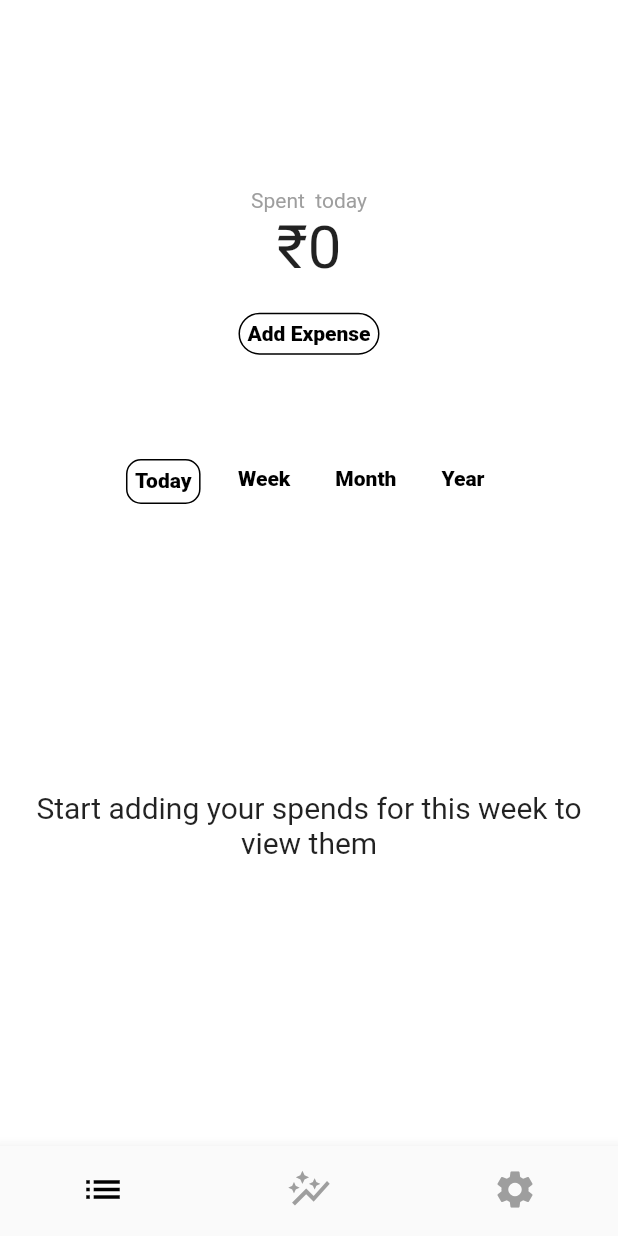
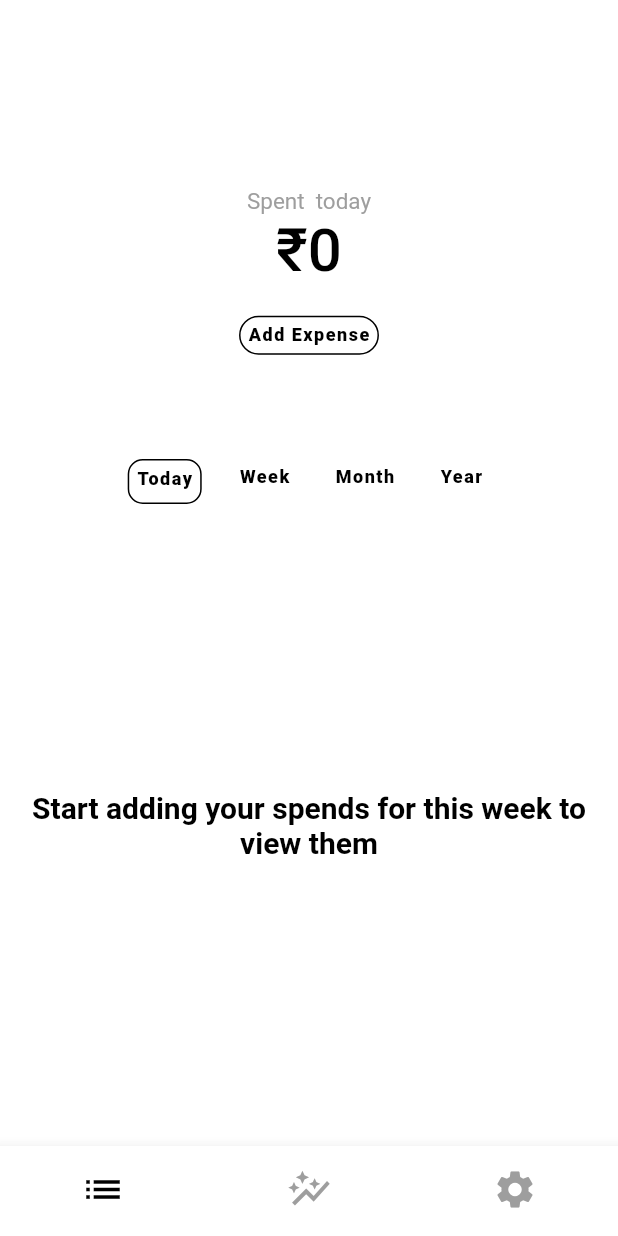
Before and after one commit to Tak1za/Moneyyy, a Flutter app: the screen it shows after launch, on a phone screen of 412 x 824 dp. Run offline on Flutter 3.47's test engine with Material 2 defaults, Android fonts, the phone set to English and light mode, and no system bars; our stand-ins replace cloud_firestore, currency_text_input_formatter, firebase_core, grouped_list, page_transition, syncfusion_flutter_charts and 1 more; accounts and stored records are empty.

Commit message:
added light and dark theme

```diff
--- a/lib/main.dart
+++ b/lib/main.dart
@@ -40,14 +40,106 @@ class _MyAppState extends State<MyApp> {
     return MaterialApp(
       title: 'Flutter Demo',
       theme: ThemeData(
-        primarySwatch: Colors.blue,
+        textTheme: const TextTheme(
+          titleLarge: TextStyle(
+            color: Colors.black,
+            fontSize: 20,
+            fontWeight: FontWeight.bold,
+          ),
+          titleMedium: TextStyle(
+            color: Colors.black,
+            fontSize: 15,
+          ),
+          titleSmall: TextStyle(
+            color: Colors.grey,
+            fontSize: 10,
+            overflow: TextOverflow.ellipsis,
+          ),
+          labelSmall: TextStyle(
+            color: Colors.black,
+            fontWeight: FontWeight.w800,
+          ),
+          displayLarge: TextStyle(
+            color: Colors.black,
+            fontSize: 40,
+            fontWeight: FontWeight.w500,
+          ),
+        ),
+        backgroundColor: Colors.white,
+        appBarTheme: const AppBarTheme(
+          backgroundColor: Colors.white,
+        ),
+        bottomNavigationBarTheme: const BottomNavigationBarThemeData(
+          selectedIconTheme: IconThemeData(
+            color: Colors.black,
+          ),
+          unselectedIconTheme: IconThemeData(
+            color: Colors.grey,
+          ),
+          backgroundColor: Colors.white,
+        ),
+        iconTheme: const IconThemeData(
+          color: Colors.black,
+          size: 17,
+        ),
+        primaryColor: Colors.black,
+        scaffoldBackgroundColor: Colors.white,
+        brightness: Brightness.light,
       ),
+      darkTheme: ThemeData(
+        textTheme: const TextTheme(
+          titleLarge: TextStyle(
+            color: Colors.white,
+            fontSize: 20,
+            fontWeight: FontWeight.bold,
+          ),
+          titleMedium: TextStyle(
+            color: Colors.white,
+            fontSize: 15,
+          ),
+          titleSmall: TextStyle(
+            color: Colors.grey,
+            fontSize: 10,
+            overflow: TextOverflow.ellipsis,
+          ),
+          labelSmall: TextStyle(
+            color: Colors.white,
+            fontWeight: FontWeight.w800,
+          ),
+          displayLarge: TextStyle(
+            color: Colors.white,
+            fontSize: 40,
+            fontWeight: FontWeight.w500,
+          ),
+        ),
+        backgroundColor: Colors.black,
+        appBarTheme: const AppBarTheme(
+          backgroundColor: Colors.black,
+        ),
+        bottomNavigationBarTheme: const BottomNavigationBarThemeData(
+          selectedIconTheme: IconThemeData(
+            color: Colors.white,
+          ),
+          unselectedIconTheme: IconThemeData(
+            color: Colors.grey,
+          ),
+          backgroundColor: Colors.black,
+        ),
+        iconTheme: const IconThemeData(
+          color: Colors.white,
+          size: 17,
+        ),
+        primaryColor: Colors.white,
+        scaffoldBackgroundColor: Colors.black,
+        brightness: Brightness.dark,
+      ),
+      themeMode: ThemeMode.system,
       home: Scaffold(
         appBar: AppBar(
-          backgroundColor: Colors.white,
+          backgroundColor: Theme.of(context).appBarTheme.backgroundColor,
           elevation: 0,
         ),
-        backgroundColor: Colors.white,
+        backgroundColor: Theme.of(context).appBarTheme.backgroundColor,
         bottomNavigationBar: BottomNavigation(
           selectedIndex: _selectedIndex,
           onItemTapped: _onItemTapped,
--- a/lib/screens/settings_screen.dart
+++ b/lib/screens/settings_screen.dart
@@ -10,6 +10,9 @@ class SettingsScreen extends StatefulWidget {
 class _SettingsScreenState extends State<SettingsScreen> {
   @override
   Widget build(BuildContext context) {
-    return const Center(child: Text("settings screen"));
+    return Center(
+      child: Text("settings screen",
+          style: Theme.of(context).textTheme.titleLarge),
+    );
   }
 }
--- a/lib/widgets/bottom_navigation.dart
+++ b/lib/widgets/bottom_navigation.dart
@@ -14,14 +14,12 @@ class BottomNavigation extends StatelessWidget {
   Widget build(BuildContext context) {
     return BottomNavigationBar(
       iconSize: 30,
-      selectedIconTheme: const IconThemeData(
-        color: Colors.black,
-      ),
+      selectedIconTheme:
+          Theme.of(context).bottomNavigationBarTheme.selectedIconTheme,
       showSelectedLabels: false,
       showUnselectedLabels: false,
-      unselectedIconTheme: const IconThemeData(
-        color: Colors.grey,
-      ),
+      unselectedIconTheme:
+          Theme.of(context).bottomNavigationBarTheme.unselectedIconTheme,
       items: const <BottomNavigationBarItem>[
         BottomNavigationBarItem(
           icon: Icon(Icons.list),
@@ -37,7 +35,6 @@ class BottomNavigation extends StatelessWidget {
         ),
       ],
       currentIndex: selectedIndex,
-      selectedItemColor: Colors.amber[800],
       onTap: onItemTapped,
     );
   }
--- a/lib/widgets/expense_list.dart
+++ b/lib/widgets/expense_list.dart
@@ -35,14 +35,12 @@ class ExpenseList extends StatelessWidget {
           }
 
           if (!snapshot.hasData) {
-            return const Padding(
-              padding: EdgeInsets.all(20),
+            return Padding(
+              padding: const EdgeInsets.all(20),
               child: Center(
                 child: Text(
                   "Start adding your spends for this week to view them",
-                  style: TextStyle(
-                    fontSize: 20,
-                  ),
+                  style: Theme.of(context).textTheme.titleLarge,
                   textAlign: TextAlign.center,
                 ),
               ),
@@ -55,14 +53,12 @@ class ExpenseList extends StatelessWidget {
               getGroupedExpenses(data, timePeriod);
 
           if (groupedData.isEmpty) {
-            return const Padding(
-              padding: EdgeInsets.all(20),
+            return Padding(
+              padding: const EdgeInsets.all(20),
               child: Center(
                 child: Text(
                   "Start adding your spends for this week to view them",
-                  style: TextStyle(
-                    fontSize: 20,
-                  ),
+                  style: Theme.of(context).textTheme.titleLarge,
                   textAlign: TextAlign.center,
                 ),
               ),
@@ -118,15 +114,17 @@ class ExpenseList extends StatelessWidget {
                   children: [
                     Text(
                       value,
-                      style: const TextStyle(
-                        color: Colors.grey,
-                      ),
+                      style: Theme.of(context).textTheme.titleMedium?.copyWith(
+                            color: Colors.grey,
+                            fontWeight: FontWeight.bold,
+                          ),
                     ),
                     Text(
                       currencyFormat.format(sum),
-                      style: const TextStyle(
-                        color: Colors.grey,
-                      ),
+                      style: Theme.of(context).textTheme.titleMedium?.copyWith(
+                            color: Colors.grey,
+                            fontWeight: FontWeight.bold,
+                          ),
                     )
                   ],
                 ),
--- a/lib/widgets/expense_sum.dart
+++ b/lib/widgets/expense_sum.dart
@@ -28,9 +28,9 @@ class ExpenseSum extends StatelessWidget {
           children: [
             Text(
               "Spent ${timePeriod != TimePeriod.Today ? 'this' : ''} ${timePeriod.name.toLowerCase()}",
-              style: const TextStyle(
-                color: Colors.grey,
-              ),
+              style: Theme.of(context).textTheme.titleMedium?.copyWith(
+                    color: Colors.grey,
+                  ),
             ),
             ExpenseValue(records, timePeriod, -1, false),
             const SizedBox(
@@ -49,17 +49,17 @@ class ExpenseSum extends StatelessWidget {
               child: Container(
                 decoration: BoxDecoration(
                   border: Border.all(
-                    color: Colors.black,
+                    color: Theme.of(context).primaryColor,
                   ),
                   borderRadius: BorderRadius.circular(20),
                 ),
                 padding: const EdgeInsets.all(5),
-                child: const Text(
+                child: Text(
                   "Add Expense",
-                  style: TextStyle(
-                    color: Colors.black,
-                    fontWeight: FontWeight.w800,
-                  ),
+                  style: Theme.of(context).textTheme.labelSmall?.copyWith(
+                        fontSize: 12,
+                        letterSpacing: 1,
+                      ),
                 ),
               ),
             ),
--- a/lib/widgets/expense_value.dart
+++ b/lib/widgets/expense_value.dart
@@ -36,7 +36,7 @@ class ExpenseValue extends StatelessWidget {
         if (!snapshot.hasData) {
           return Text(
             currencyFormat.format(0),
-            style: const TextStyle(fontSize: 40),
+            style: Theme.of(context).textTheme.displayLarge,
           );
         }
 
@@ -47,7 +47,7 @@ class ExpenseValue extends StatelessWidget {
 
         return Text(
           currencyFormat.format(sumOfExpenses),
-          style: const TextStyle(fontSize: 40),
+          style: Theme.of(context).textTheme.displayLarge,
         );
       },
     );
--- a/lib/widgets/time_selector.dart
+++ b/lib/widgets/time_selector.dart
@@ -28,17 +28,17 @@ class TimeSelector extends StatelessWidget {
                     ? BoxDecoration(
                         borderRadius: BorderRadius.circular(10),
                         border: Border.all(
-                          color: Colors.black,
+                          color: Theme.of(context).primaryColor,
                         ),
                       )
                     : null,
                 padding: const EdgeInsets.all(5),
                 child: Text(
                   TimePeriod.values[index].name,
-                  style: const TextStyle(
-                    color: Colors.black,
-                    fontWeight: FontWeight.w800,
-                  ),
+                  style: Theme.of(context).textTheme.labelSmall?.copyWith(
+                        fontSize: 12,
+                        letterSpacing: 1,
+                      ),
                 ),
               ),
             );
```
Also changed, not shown: lib/screens/add_expense_screen.dart (+29 -26 lines), lib/widgets/categories_modal.dart (+8 -13 lines), lib/widgets/chart.dart (+13 -28 lines), lib/widgets/expense_row.dart (+9 -15 lines), lib/widgets/grouped_expenses.dart (+14 -22 lines).
